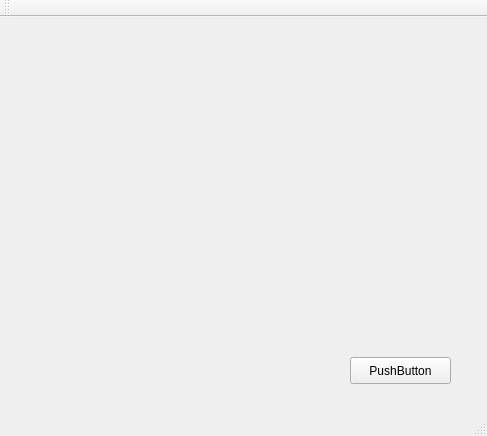
Before: the Qt Designer form Qt/mplay/mainwindow.ui in JustFFunny/WorkSpace, drawn with Qt 5.
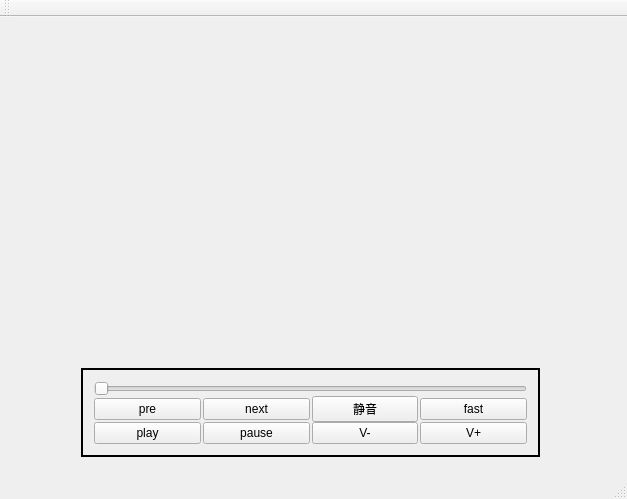
After: the same form once the commit is applied.

Commit message: 注意点:process->execult(); 的解释如下:Starts the program program with the arguments arguments in a new process, waits for it to finish, and then returns the exit code of the process. Any data the new process writes to the console is forwarded to the calling process.阻塞和在console显示结果

The edit to the form file:
```diff
--- a/Qt/mplay/mainwindow.ui
+++ b/Qt/mplay/mainwindow.ui
@@ -6,26 +6,166 @@
    <rect>
     <x>0</x>
     <y>0</y>
-    <width>487</width>
-    <height>436</height>
+    <width>627</width>
+    <height>499</height>
    </rect>
   </property>
+  <property name="minimumSize">
+   <size>
+    <width>407</width>
+    <height>199</height>
+   </size>
+  </property>
   <property name="windowTitle">
    <string>MainWindow</string>
   </property>
   <widget class="QWidget" name="centralWidget">
-   <widget class="QPushButton" name="pushButton">
+   <widget class="QWidget" name="">
     <property name="geometry">
      <rect>
-      <x>350</x>
-      <y>340</y>
-      <width>101</width>
-      <height>27</height>
+      <x>70</x>
+      <y>40</y>
+      <width>481</width>
+      <height>411</height>
      </rect>
     </property>
-    <property name="text">
-     <string>PushButton</string>
-    </property>
+    <layout class="QVBoxLayout" name="verticalLayout_2">
+     <item>
+      <widget class="QWidget" name="widget" native="true">
+       <property name="minimumSize">
+        <size>
+         <width>479</width>
+         <height>299</height>
+        </size>
+       </property>
+      </widget>
+     </item>
+     <item>
+      <widget class="QGroupBox" name="groupBox">
+       <property name="font">
+        <font>
+         <weight>50</weight>
+         <bold>false</bold>
+         <underline>false</underline>
+        </font>
+       </property>
+       <property name="mouseTracking">
+        <bool>false</bool>
+       </property>
+       <property name="autoFillBackground">
+        <bool>false</bool>
+       </property>
+       <property name="styleSheet">
+        <string notr="true">QGroupBox
+{
+border-width:2px;
+border-style:solid;
+border-corlor:white;
+magin-top:0.5px;
+}
+</string>
+       </property>
+       <property name="inputMethodHints">
+        <set>Qt::ImhNone</set>
+       </property>
+       <property name="title">
+        <string notr="true"/>
+       </property>
+       <property name="flat">
+        <bool>false</bool>
+       </property>
+       <property name="checkable">
+        <bool>false</bool>
+       </property>
+       <layout class="QGridLayout" name="gridLayout_2">
+        <item row="0" column="0">
+         <layout class="QVBoxLayout" name="verticalLayout">
+          <property name="spacing">
+           <number>0</number>
+          </property>
+          <item>
+           <widget class="QSlider" name="horizontalSlider">
+            <property name="orientation">
+             <enum>Qt::Horizontal</enum>
+            </property>
+           </widget>
+          </item>
+          <item>
+           <layout class="QGridLayout" name="gridLayout">
+            <property name="horizontalSpacing">
+             <number>2</number>
+            </property>
+            <property name="verticalSpacing">
+             <number>0</number>
+            </property>
+            <item row="0" column="0">
+             <widget class="QPushButton" name="pre">
+              <property name="text">
+               <string>pre</string>
+              </property>
+             </widget>
+            </item>
+            <item row="0" column="1">
+             <widget class="QPushButton" name="next">
+              <property name="text">
+               <string>next</string>
+              </property>
+             </widget>
+            </item>
+            <item row="0" column="2">
+             <widget class="QPushButton" name="quiet">
+              <property name="text">
+               <string>静音</string>
+              </property>
+             </widget>
+            </item>
+            <item row="0" column="3">
+             <widget class="QPushButton" name="fast">
+              <property name="text">
+               <string>fast</string>
+              </property>
+             </widget>
+            </item>
+            <item row="1" column="0">
+             <widget class="QPushButton" name="pushButton">
+              <property name="text">
+               <string>play</string>
+              </property>
+             </widget>
+            </item>
+            <item row="1" column="1">
+             <widget class="QPushButton" name="pushButton_2">
+              <property name="text">
+               <string>pause</string>
+              </property>
+             </widget>
+            </item>
+            <item row="1" column="2">
+             <widget class="QPushButton" name="v_">
+              <property name="text">
+               <string>V-</string>
+              </property>
+             </widget>
+            </item>
+            <item row="1" column="3">
+             <widget class="QPushButton" name="v2">
+              <property name="text">
+               <string>V+</string>
+              </property>
+             </widget>
+            </item>
+           </layout>
+          </item>
+         </layout>
+        </item>
+       </layout>
+       <zorder>horizontalSlider</zorder>
+       <zorder></zorder>
+       <zorder></zorder>
+       <zorder></zorder>
+      </widget>
+     </item>
+    </layout>
    </widget>
   </widget>
   <widget class="QMenuBar" name="menuBar">
```
Left out of the diff: 2 changed lines with no effect on the pictures. The commit also changes 2 other files.
